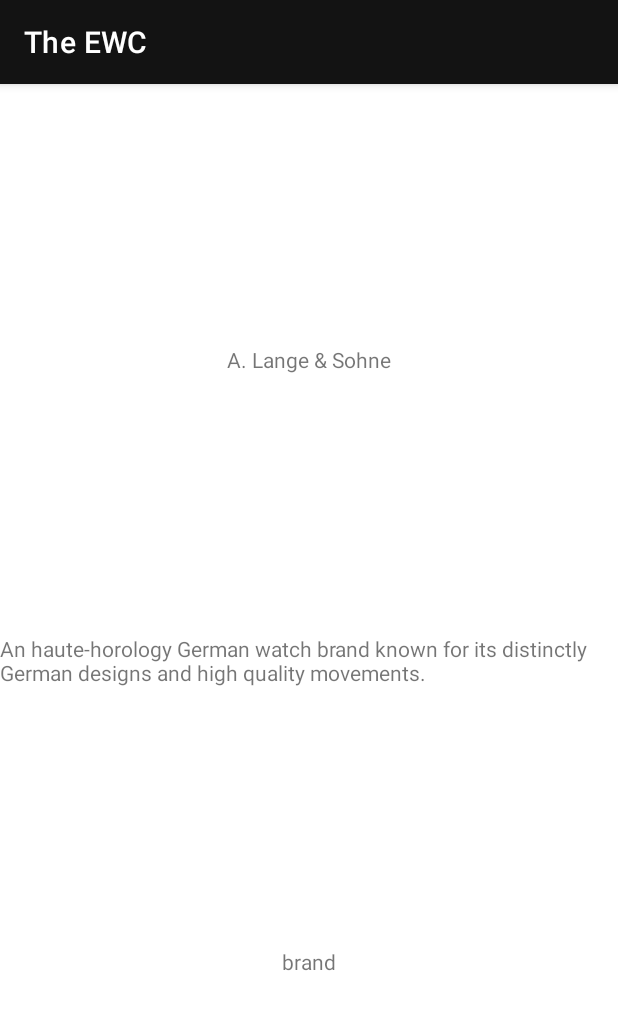
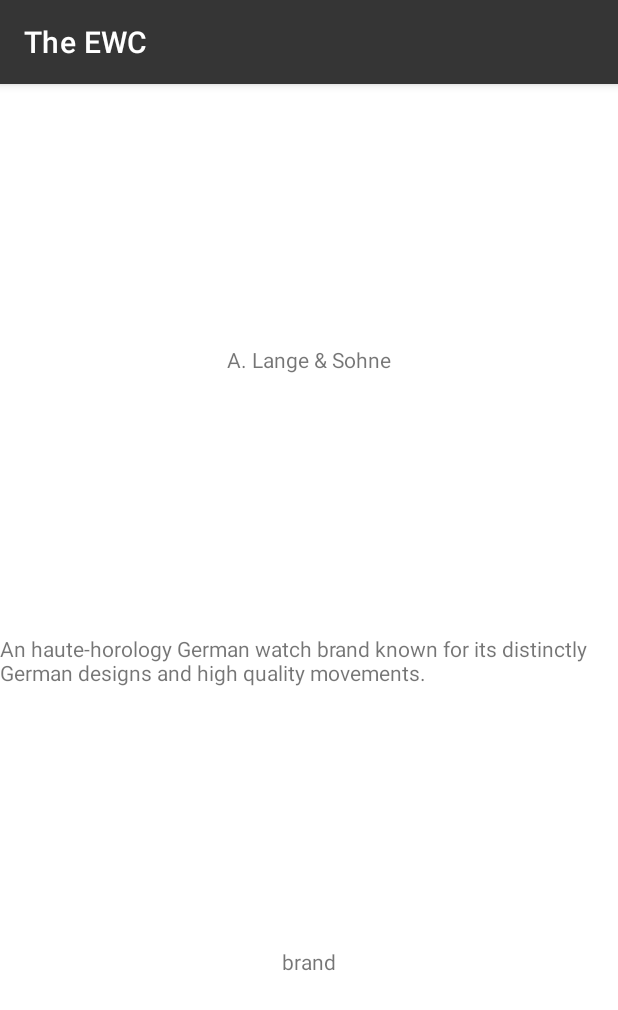
Before and after one commit to christopherlam888/the-ewc, an Android app: the GlossaryActivity screen opened directly, with no data from a screen before it, after a tap on "A. LANGE & SOHNE", on a phone screen of 412 x 824 dp. Shown: the top 1010 px of the screen. Run offline under Robolectric (Android 15) with nearby library versions, the phone set to English and light mode, and no system bars.

Commit message:
Fix logo size and invisible text on home page and add background/button styling for glossary page

```diff
--- a/app/src/main/java/com/example/the_ewc/GlossaryActivity.kt
+++ b/app/src/main/java/com/example/the_ewc/GlossaryActivity.kt
@@ -2,6 +2,7 @@ package com.example.the_ewc
 
 import androidx.appcompat.app.AppCompatActivity
 import android.os.Bundle
+import android.widget.TextView
 import androidx.recyclerview.widget.RecyclerView
 import org.json.JSONArray
 import java.io.IOException
@@ -17,6 +18,9 @@ class GlossaryActivity : AppCompatActivity() {
         if (glossary.isEmpty()) {
             glossaryReadJson()
         }
+
+        val glossaryHeaderTextView = findViewById<TextView>(R.id.glossary_header)
+        glossaryHeaderTextView.text = "Glossary"
 
         val recyclerView = findViewById<RecyclerView>(R.id.glossary_recycler_view)
         recyclerView.adapter = GlossaryAdapter(this, glossary)
--- a/app/src/main/java/com/example/the_ewc/MainActivity.kt
+++ b/app/src/main/java/com/example/the_ewc/MainActivity.kt
@@ -5,12 +5,17 @@ import androidx.appcompat.app.AppCompatActivity
 import android.os.Bundle
 import android.widget.Button
 import android.widget.ImageButton
+import android.widget.TextView
 
 class MainActivity : AppCompatActivity() {
     override fun onCreate(savedInstanceState: Bundle?) {
         super.onCreate(savedInstanceState)
         setContentView(R.layout.activity_main)
 
+        val glossaryTextView = findViewById<TextView>(R.id.glossary_title)
+        glossaryTextView.text = "Glossary"
+        val videosTextView = findViewById<TextView>(R.id.videos_title)
+        videosTextView.text = "Videos"
         val glossaryButton = findViewById<ImageButton>(R.id.glossary_button)
         val videosButton = findViewById<ImageButton>(R.id.videos_button)
         glossaryButton.setOnClickListener{
--- a/app/src/main/res/layout/term.xml
+++ b/app/src/main/res/layout/term.xml
@@ -3,5 +3,7 @@
     android:id="@+id/term_button"
     android:layout_width="match_parent"
     android:layout_height="wrap_content"
-    android:layout_margin="4dp"
-    android:padding="8dp" />
+    android:layout_margin="10dp"
+    android:padding="8dp"
+    android:background="@drawable/rounded_corner"
+    android:textColor="@color/white" />
--- a/app/src/main/res/values/colors.xml
+++ b/app/src/main/res/values/colors.xml
@@ -2,5 +2,5 @@
 <resources>
     <color name="black_1">#131313</color>
     <color name="black_2">#353535</color>
-    <color name="white">#FFFFFFFF</color>
+    <color name="white">#FFFFFF</color>
 </resources>
--- a/app/src/main/res/values/themes.xml
+++ b/app/src/main/res/values/themes.xml
@@ -2,8 +2,8 @@
     <!-- Base application theme. -->
     <style name="Theme.TheEWC" parent="Theme.MaterialComponents.DayNight.DarkActionBar">
         <!-- Primary brand color. -->
-        <item name="colorPrimary">@color/black_1</item>
-        <item name="colorPrimaryVariant">@color/black_2</item>
+        <item name="colorPrimary">@color/black_2</item>
+        <item name="colorPrimaryVariant">@color/black_1</item>
         <item name="colorOnPrimary">@color/white</item>
         <!-- Status bar color. -->
         <item name="android:statusBarColor">?attr/colorOnPrimary</item>
```
Also changed, not shown: app/src/main/res/layout/activity_glossary.xml (+13 -0 lines), app/src/main/res/layout/activity_main.xml (+29 -20 lines), app/src/main/res/drawable/logo.png.
